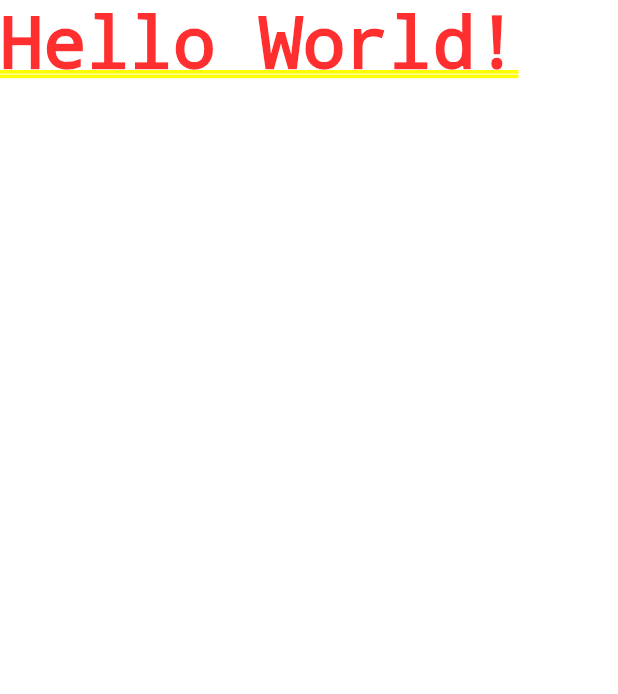
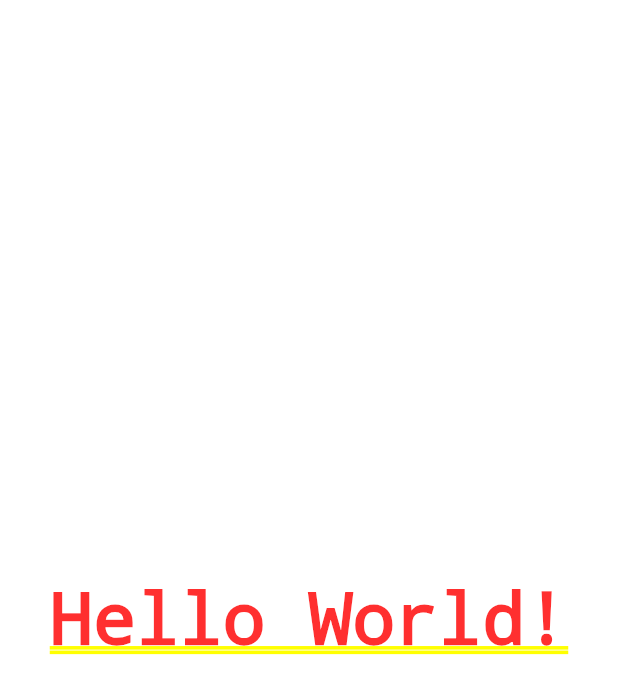
Before and after one commit to RG-7/ticket_app, a Flutter app: the screen it shows after launch, on a phone screen of 412 x 824 dp. Shown: the top 694 px of the screen. Run offline on Flutter 3.47's test engine with Material 3 defaults, Android fonts, the phone set to English and light mode, and no system bars.

Commit message:
Lesson: text center aligned

```diff
--- a/lib/main.dart
+++ b/lib/main.dart
@@ -15,7 +15,7 @@ class MyApp extends StatelessWidget {
         colorScheme: ColorScheme.fromSeed(seedColor: Colors.deepPurple),
         useMaterial3: true,
       ),
-      home: const Text("Hello World!"),
+      home:const Center(child: Text("Hello World!")),
     );
   }
 }
```
